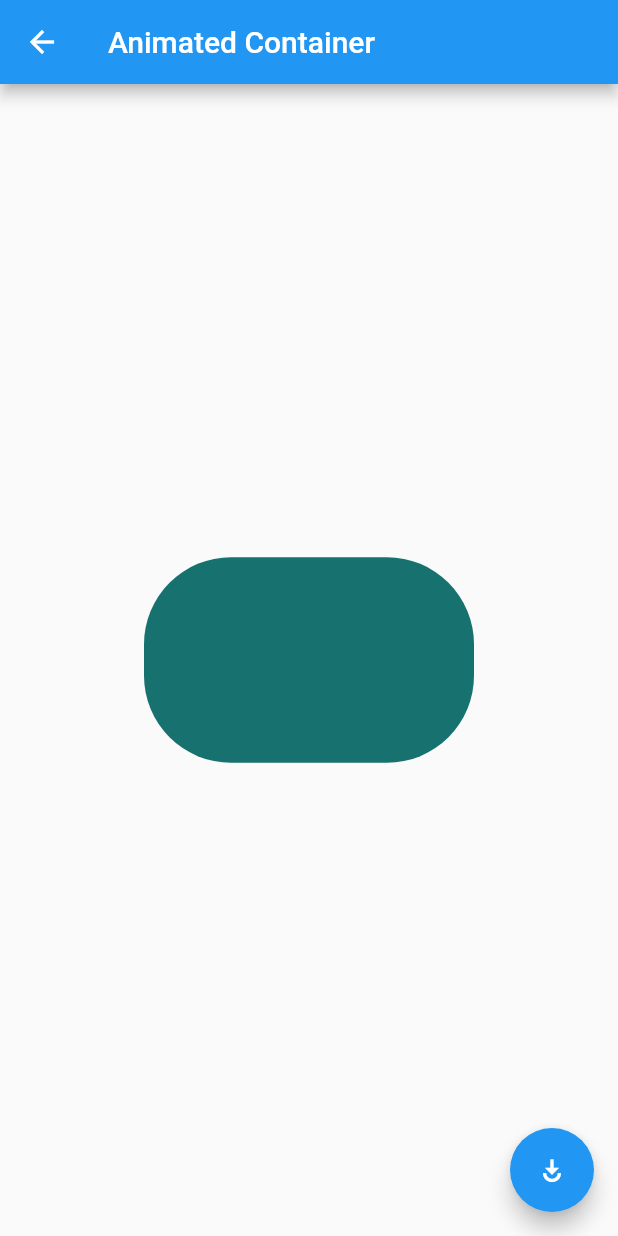
After one commit to malberquilla/flutter-course-examples, a Flutter app: the AnimatedContainerPage screen opened by its route, after a tap on the "play for work" icon, on a phone screen of 412 x 824 dp. The commit adds this screen. Run offline on Flutter 3.47's test engine with Material 2 defaults, Android fonts, the phone set to English and light mode, and no system bars.

Commit message:
Avatar page and AnimatedContainer page

```diff
--- a/flutter-components/data/menu_opts.json
+++ b/flutter-components/data/menu_opts.json
@@ -15,6 +15,11 @@
             "route": "card",
             "icon": "folder_open",
             "text": "Cards"
+        },
+        {
+            "route": "animatedContainer",
+            "icon": "donut_large",
+            "text": "Animated Container"
         }
     ]
 }
--- /dev/null
+++ b/flutter-components/lib/src/pages/animated_container_page.dart
@@ -0,0 +1,54 @@
+import 'package:flutter/material.dart';
+
+import 'dart:math';
+
+class AnimatedContainerPage extends StatefulWidget {
+  AnimatedContainerPage({Key key}) : super(key: key);
+
+  @override
+  _AnimatedContainerPageState createState() => _AnimatedContainerPageState();
+}
+
+class _AnimatedContainerPageState extends State<AnimatedContainerPage> {
+  double _width = 50.0;
+  double _height = 50.0;
+  Color _color = Colors.amber;
+  BorderRadiusGeometry _borderRadiusGeometry = BorderRadius.circular(8.0);
+
+  @override
+  Widget build(BuildContext context) {
+    return Scaffold(
+      appBar: AppBar(
+        title: Text('Animated Container'),
+      ),
+      body: Center(
+        child: AnimatedContainer(
+          width: _width,
+          height: _height,
+          decoration:
+              BoxDecoration(borderRadius: _borderRadiusGeometry, color: _color),
+          duration: Duration(milliseconds: 500),
+          curve: Curves.elasticInOut,
+        ),
+      ),
+      floatingActionButton: FloatingActionButton(
+        onPressed: _changeObject,
+        child: Icon(Icons.play_for_work),
+      ),
+    );
+  }
+
+  void _changeObject() {
+    final random = Random();
+
+    setState(() {
+      _width = random.nextInt(300).toDouble();
+      _height = random.nextInt(300).toDouble();
+      _color = Color.fromRGBO(
+          random.nextInt(255), random.nextInt(255), random.nextInt(255), 1);
+
+      _borderRadiusGeometry =
+          BorderRadius.circular(random.nextInt(100).toDouble());
+    });
+  }
+}
--- a/flutter-components/lib/src/utils/util_icon.dart
+++ b/flutter-components/lib/src/utils/util_icon.dart
@@ -3,7 +3,8 @@ import 'package:flutter/material.dart';
 final _icons = <String, IconData> {
   'add_alert'       : Icons.add_alert,
   'accessibility'   : Icons.accessibility,
-  'folder_open'     : Icons.folder_open
+  'folder_open'     : Icons.folder_open,
+  'donut_large'     : Icons.donut_large
 };
 
 Icon getIcon(String iconName) => Icon(_icons[iconName], color: Colors.blue);
```
Also changed, not shown: flutter-components/lib/src/pages/avatar_page.dart (+27 -2 lines), flutter-components/lib/src/routes/routes.dart (+6 -4 lines), flutter-components/assets/sl.jpg (added).
